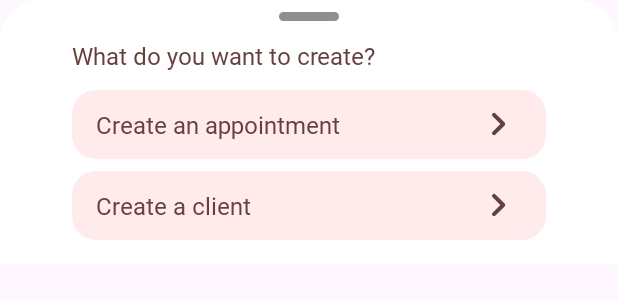
After one commit to danyachka/ClientBook, an Android app: the layout selector_bottom_sheet.xml on its own in the app's theme, with its tools: preview values and no code run, on a phone screen of 412 x 824 dp. The commit adds this screen. Shown: the top 300 px of the screen. Run offline under Robolectric (Android 15) with nearby library versions, the phone set to English and light mode, and no system bars.

Commit message:
Add new recourses

```diff
--- a/app/src/main/java/ru/etysoft/clientbook/db/entities/Client.java
+++ b/app/src/main/java/ru/etysoft/clientbook/db/entities/Client.java
@@ -13,10 +13,10 @@ public class Client {
 
     private String phoneNumber;
 
-    public Client(String id, String name, String telephoneNumber) {
+    public Client(String id, String name, String phoneNumber) {
         this.id = id;
         this.name = name;
-        this.phoneNumber = telephoneNumber;
+        this.phoneNumber = phoneNumber;
     }
 
     public String getId() {
--- /dev/null
+++ b/app/src/main/res/anim/accelerate_interpolator.xml
@@ -0,0 +1,3 @@
+<?xml version="1.0" encoding="utf-8"?>
+<accelerateInterpolator xmlns:android="http://schemas.android.com/apk/res/android"
+    android:factor="3" />
--- /dev/null
+++ b/app/src/main/res/anim/decelerate_interpolator.xml
@@ -0,0 +1,3 @@
+<?xml version="1.0" encoding="utf-8"?>
+<decelerateInterpolator xmlns:android="http://schemas.android.com/apk/res/android"
+    android:factor="2" />
--- /dev/null
+++ b/app/src/main/res/anim/slide_down.xml
@@ -0,0 +1,9 @@
+<?xml version="1.0" encoding="utf-8"?>
+<set xmlns:android="http://schemas.android.com/apk/res/android"
+    android:interpolator="@anim/accelerate_interpolator">
+    <translate
+        android:duration="300"
+        android:fromYDelta="0%p"
+        android:interpolator="@anim/accelerate_interpolator"
+        android:toYDelta="100%p" />
+</set>
--- /dev/null
+++ b/app/src/main/res/anim/slide_up.xml
@@ -0,0 +1,11 @@
+<?xml version="1.0" encoding="utf-8"?>
+<set xmlns:android="http://schemas.android.com/apk/res/android"
+    android:fillAfter="true"
+    android:interpolator="@anim/decelerate_interpolator"
+    android:shareInterpolator="true">
+    <translate
+        android:duration="300"
+        android:fromYDelta="100%p"
+        android:interpolator="@anim/decelerate_interpolator"
+        android:toYDelta="0%p" />
+</set>
--- /dev/null
+++ b/app/src/main/res/drawable/medium_rounded.xml
@@ -0,0 +1,9 @@
+<?xml version="1.0" encoding="utf-8"?>
+<selector xmlns:android="http://schemas.android.com/apk/res/android">
+    <item>
+        <shape android:shape="rectangle">
+            <solid android:color="@color/white" />
+            <corners android:radius="16dp" />
+        </shape>
+    </item>
+</selector>
--- /dev/null
+++ b/app/src/main/res/drawable/rounded.xml
@@ -0,0 +1,9 @@
+<?xml version="1.0" encoding="utf-8"?>
+<selector xmlns:android="http://schemas.android.com/apk/res/android">
+    <item>
+        <shape android:shape="rectangle">
+            <solid android:color="@color/white" />
+            <corners android:radius="6dp" />
+        </shape>
+    </item>
+</selector>
--- /dev/null
+++ b/app/src/main/res/drawable/top_rounded.xml
@@ -0,0 +1,9 @@
+<?xml version="1.0" encoding="utf-8"?>
+<selector xmlns:android="http://schemas.android.com/apk/res/android">
+    <item>
+        <shape android:shape="rectangle">
+            <solid android:color="@color/white" />
+            <corners android:topLeftRadius="28dp" android:topRightRadius="28dp" />
+        </shape>
+    </item>
+</selector>
--- /dev/null
+++ b/app/src/main/res/layout/selector_bottom_sheet.xml
@@ -0,0 +1,100 @@
+<?xml version="1.0" encoding="utf-8"?>
+<LinearLayout xmlns:android="http://schemas.android.com/apk/res/android"
+    xmlns:app="http://schemas.android.com/apk/res-auto"
+    android:orientation="vertical"
+    android:layout_width="match_parent"
+    android:layout_height="wrap_content"
+
+    android:paddingHorizontal="48dp"
+
+    android:background="@drawable/top_rounded">
+
+    <LinearLayout
+        android:layout_width="40dp"
+        android:layout_height="6dp"
+        android:background="@drawable/rounded"
+        android:backgroundTint="@color/dark_gray"
+
+        android:layout_marginVertical="8dp"
+
+        android:layout_gravity="center_horizontal"/>
+
+    <TextView
+        android:layout_marginTop="4dp"
+        android:layout_marginBottom="12dp"
+
+        android:layout_width="wrap_content"
+        android:layout_height="wrap_content"
+        android:layout_weight="1"
+        android:fontFamily="@font/montserratbold"
+        android:gravity="center_vertical"
+        android:text="@string/selector_bottomsheet_title"
+        android:textColor="@color/accent_dark"
+        android:textSize="16sp"/>
+
+    <LinearLayout
+        android:id="@+id/create_appointment"
+
+        android:layout_width="match_parent"
+        android:layout_height="wrap_content"
+        android:background="@drawable/medium_rounded"
+        android:paddingHorizontal="16dp"
+        android:backgroundTint="@color/accent_light_light">
+
+        <TextView
+            android:layout_marginVertical="12dp"
+
+            android:layout_width="wrap_content"
+            android:layout_height="wrap_content"
+            android:layout_weight="1"
+            android:fontFamily="@font/montserratbold"
+            android:gravity="center_vertical"
+            android:text="@string/selector_bottomsheet_appointment"
+            android:textColor="@color/accent_dark"
+            android:textSize="16sp"/>
+
+        <ImageView
+            android:layout_gravity="center_vertical"
+            android:layout_width="32dp"
+            android:layout_height="32dp"
+            android:src="@drawable/ic_next"
+            app:tint="@color/accent_dark" />
+
+
+    </LinearLayout>
+
+    <LinearLayout
+        android:id="@+id/create_client"
+
+        android:layout_marginTop="8dp"
+        android:layout_marginBottom="16dp"
+
+        android:layout_width="match_parent"
+        android:layout_height="wrap_content"
+        android:background="@drawable/medium_rounded"
+        android:paddingHorizontal="16dp"
+        android:backgroundTint="@color/accent_light_light">
+
+        <TextView
+            android:layout_marginVertical="12dp"
+
+            android:layout_width="wrap_content"
+            android:layout_height="wrap_content"
+            android:layout_weight="1"
+            android:fontFamily="@font/montserratbold"
+            android:gravity="center_vertical"
+            android:text="@string/selector_bottomsheet_client"
+            android:textColor="@color/accent_dark"
+            android:textSize="16sp"/>
+
+        <ImageView
+            android:layout_gravity="center_vertical"
+            android:layout_width="32dp"
+            android:layout_height="32dp"
+            android:src="@drawable/ic_next"
+            app:tint="@color/accent_dark" />
+
+    </LinearLayout>
+
+
+</LinearLayout>
--- a/app/src/main/res/values/colors.xml
+++ b/app/src/main/res/values/colors.xml
@@ -2,10 +2,14 @@
 <resources>
     <color name="black">#FF000000</color>
     <color name="white">#FFFFFFFF</color>
+    <color name="gray">#C1C1C1</color>
+    <color name="dark_gray">#8F8F8F</color>
+
 
     <color name="accent">#FF7F7F</color>
     <color name="accent_text">#F57D7D</color>
     <color name="accent_medium">#B87070</color>
     <color name="accent_dark">#663F3F</color>
     <color name="accent_light">#E4C4C4</color>
+    <color name="accent_light_light">#FFEBEB</color>
 </resources>
--- a/app/src/main/res/values/strings.xml
+++ b/app/src/main/res/values/strings.xml
@@ -8,4 +8,9 @@
     <string name="tomorrow">Tomorrow</string>
     <string name="yesterday">Yesterday</string>
 
+
+    <string name="selector_bottomsheet_title">What do you want to create?</string>
+    <string name="selector_bottomsheet_appointment">Create an appointment</string>
+    <string name="selector_bottomsheet_client">Create a client</string>
+
 </resources>
--- a/app/src/main/res/values/themes.xml
+++ b/app/src/main/res/values/themes.xml
@@ -6,4 +6,17 @@
     </style>
 
     <style name="Theme.ClientBook" parent="Base.Theme.ClientBook" />
+
+    <style name="CustomBottomSheetDialogTheme" parent="Theme.Design.Light.BottomSheetDialog">
+        <item name="bottomSheetStyle">@style/CustomBottomSheetStyle</item>
+    </style>
+
+    <style name="CustomBottomSheetStyle" parent="Widget.Design.BottomSheet.Modal">
+        <item name="android:background">@android:color/transparent</item>
+    </style>
+
+    <style name="DialogAnimation">
+        <item name="android:windowEnterAnimation">@anim/slide_up</item>
+        <item name="android:windowExitAnimation">@anim/slide_down</item>
+    </style>
 </resources>
```
Also changed, not shown: 1 other file.
